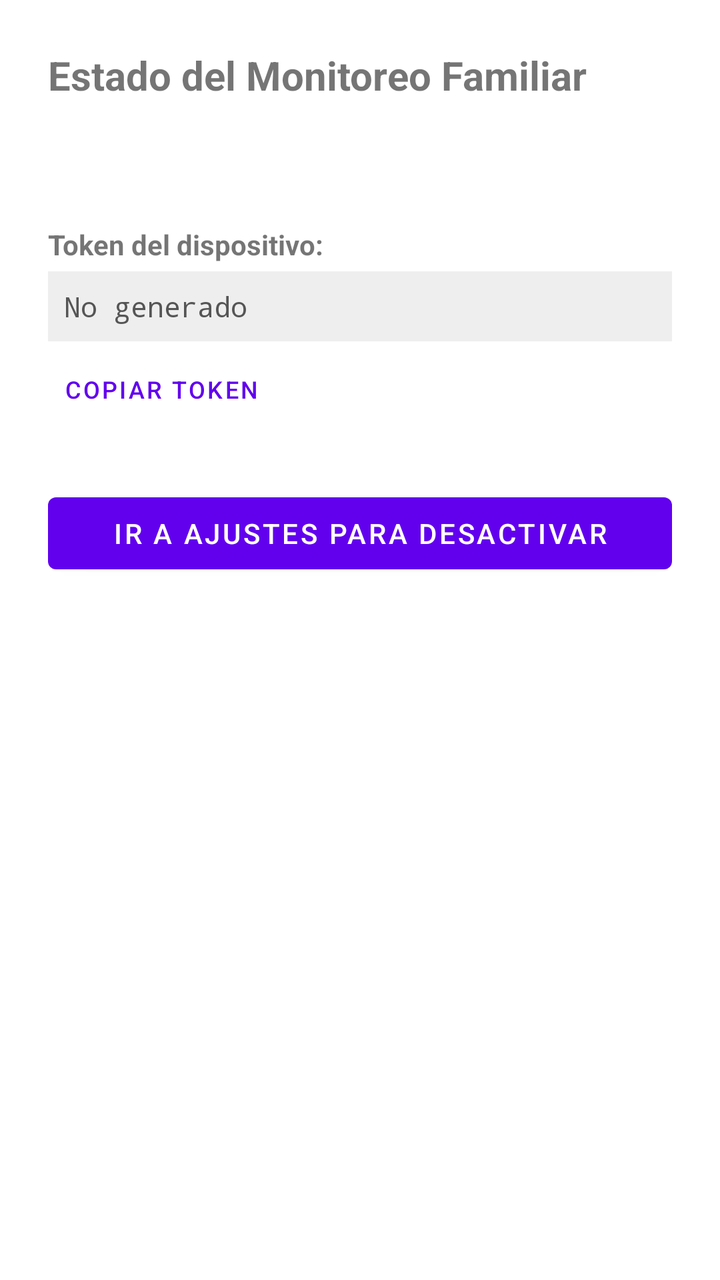
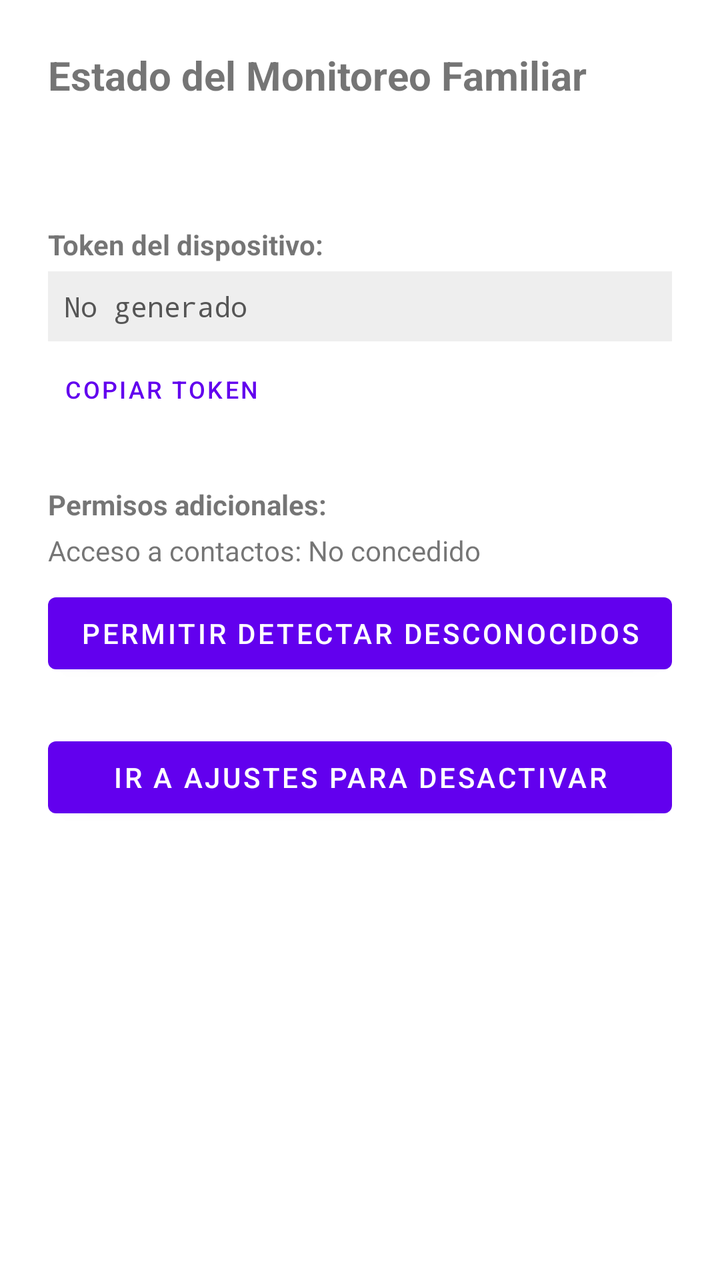

An Android layout rendered at two revisions. The XML below is the earlier revision; the diff shows what the commit changed to produce the second picture.
<!-- AndroidManifest.xml: application theme Theme.FamiliaMonitor -->
<!-- res/layout/activity_status.xml -->
<?xml version="1.0" encoding="utf-8"?>
<LinearLayout xmlns:android="http://schemas.android.com/apk/res/android"
    android:orientation="vertical"
    android:layout_width="match_parent"
    android:layout_height="match_parent"
    android:padding="24dp">

    <TextView
        android:layout_width="wrap_content"
        android:layout_height="wrap_content"
        android:text="Estado del Monitoreo Familiar"
        android:textSize="20sp"
        android:textStyle="bold"
        android:layout_marginBottom="16dp" />

    <TextView
        android:id="@+id/tv_status"
        android:layout_width="match_parent"
        android:layout_height="wrap_content"
        android:textSize="16sp" />

    <TextView
        android:layout_width="wrap_content"
        android:layout_height="wrap_content"
        android:text="Token del dispositivo:"
        android:textStyle="bold"
        android:layout_marginTop="24dp" />

    <TextView
        android:id="@+id/tv_token"
        android:layout_width="match_parent"
        android:layout_height="wrap_content"
        android:textSize="14sp"
        android:textColor="#555555"
        android:padding="8dp"
        android:background="#EEEEEE"
        android:layout_marginTop="4dp"
        android:fontFamily="monospace"
        android:text="No generado" />

    <Button
        android:id="@+id/btn_copy"
        android:layout_width="wrap_content"
        android:layout_height="wrap_content"
        style="?attr/borderlessButtonStyle"
        android:text="Copiar Token"
        android:textSize="12sp" />

    <Button
        android:id="@+id/btn_disable"
        android:layout_width="match_parent"
        android:layout_height="wrap_content"
        android:layout_marginTop="24dp"
        android:text="Ir a ajustes para desactivar" />

</LinearLayout>
<!-- resources referenced by this layout -->
<resources>
  <style name="Theme.FamiliaMonitor" parent="Theme.MaterialComponents.DayNight.NoActionBar" />
</resources>

<!-- the commit's change to res/layout/activity_status.xml (unified diff, before → after) -->
@@ -46,6 +46,28 @@
         android:text="Copiar Token"
         android:textSize="12sp" />
 
+    <TextView
+        android:layout_width="wrap_content"
+        android:layout_height="wrap_content"
+        android:text="Permisos adicionales:"
+        android:textStyle="bold"
+        android:layout_marginTop="24dp" />
+
+    <TextView
+        android:id="@+id/tv_contacts_status"
+        android:layout_width="match_parent"
+        android:layout_height="wrap_content"
+        android:text="Acceso a contactos: No concedido"
+        android:textSize="14sp"
+        android:layout_marginTop="4dp" />
+
+    <Button
+        android:id="@+id/btn_request_contacts"
+        android:layout_width="match_parent"
+        android:layout_height="wrap_content"
+        android:text="Permitir detectar desconocidos"
+        android:layout_marginTop="8dp" />
+
     <Button
         android:id="@+id/btn_disable"
         android:layout_width="match_parent"
